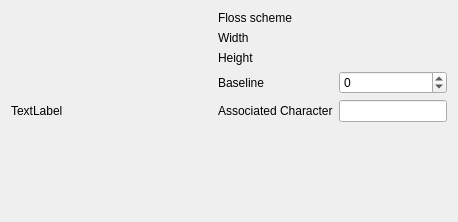
The window that ui/LibraryPatternProperties.ui (KDE/kxstitch) describes before a commit, drawn with Qt 5.
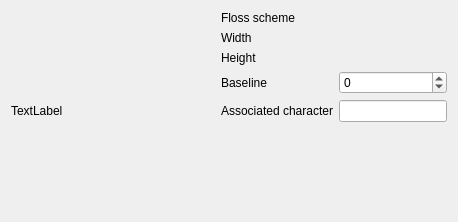
The same window after the commit. Custom widgets are drawn as their Qt base class.

Patch:
```diff
--- a/ui/LibraryPatternProperties.ui
+++ b/ui/LibraryPatternProperties.ui
@@ -97,7 +97,7 @@
      <item row="4" column="0">
       <widget class="QLabel" name="label_6">
        <property name="text">
-        <string>Associated Character</string>
+        <string>Associated character</string>
        </property>
       </widget>
      </item>
```
Left out of the diff: 2 changed lines with no effect on the pictures.
